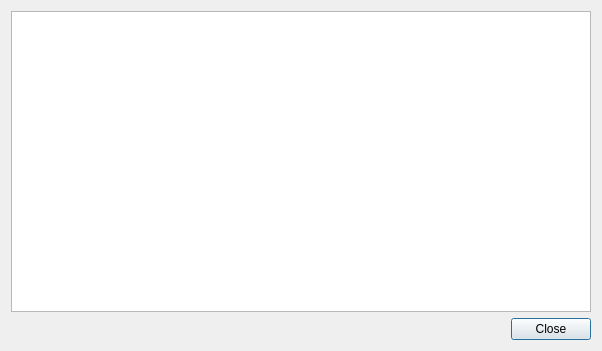
seanxyh/liteide, file liteidex/src/liteapp/pluginsdialog.ui: the form before one commit.
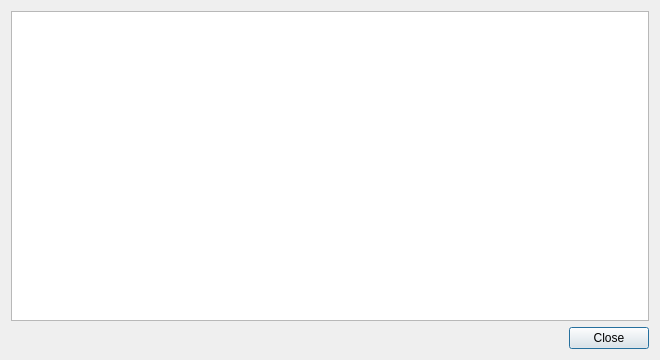
The form after the commit.

The edit to the form file:
```diff
--- a/liteidex/src/liteapp/pluginsdialog.ui
+++ b/liteidex/src/liteapp/pluginsdialog.ui
@@ -6,8 +6,8 @@
    <rect>
     <x>0</x>
     <y>0</y>
-    <width>602</width>
-    <height>351</height>
+    <width>660</width>
+    <height>360</height>
    </rect>
   </property>
   <property name="windowTitle">
```
